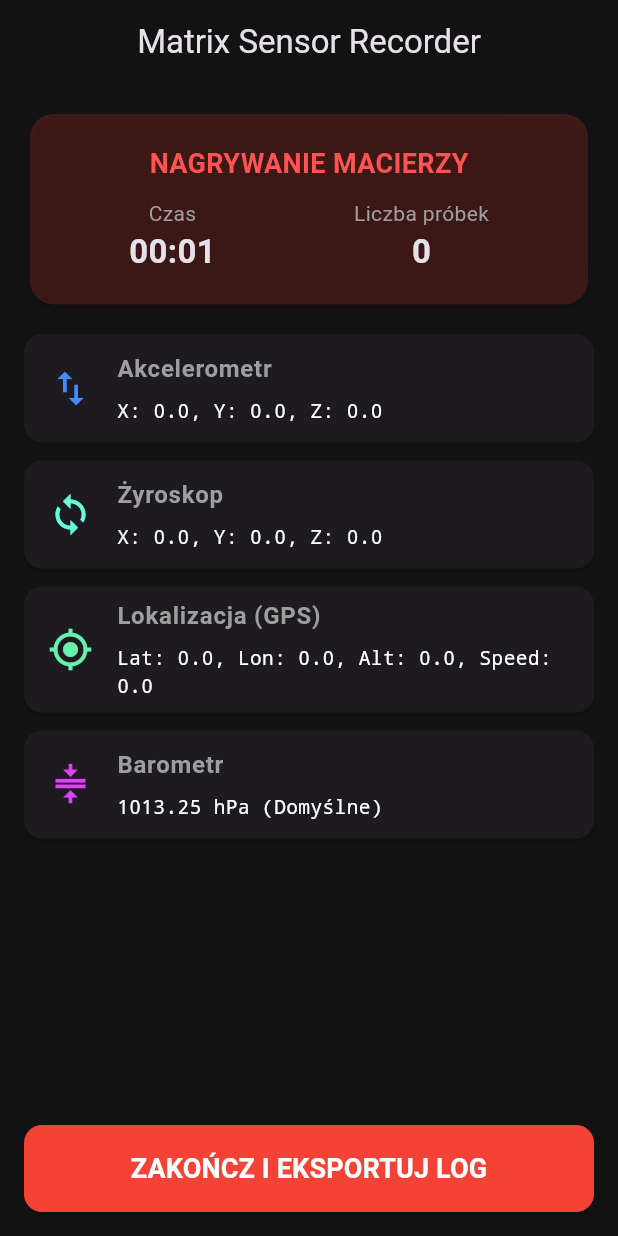
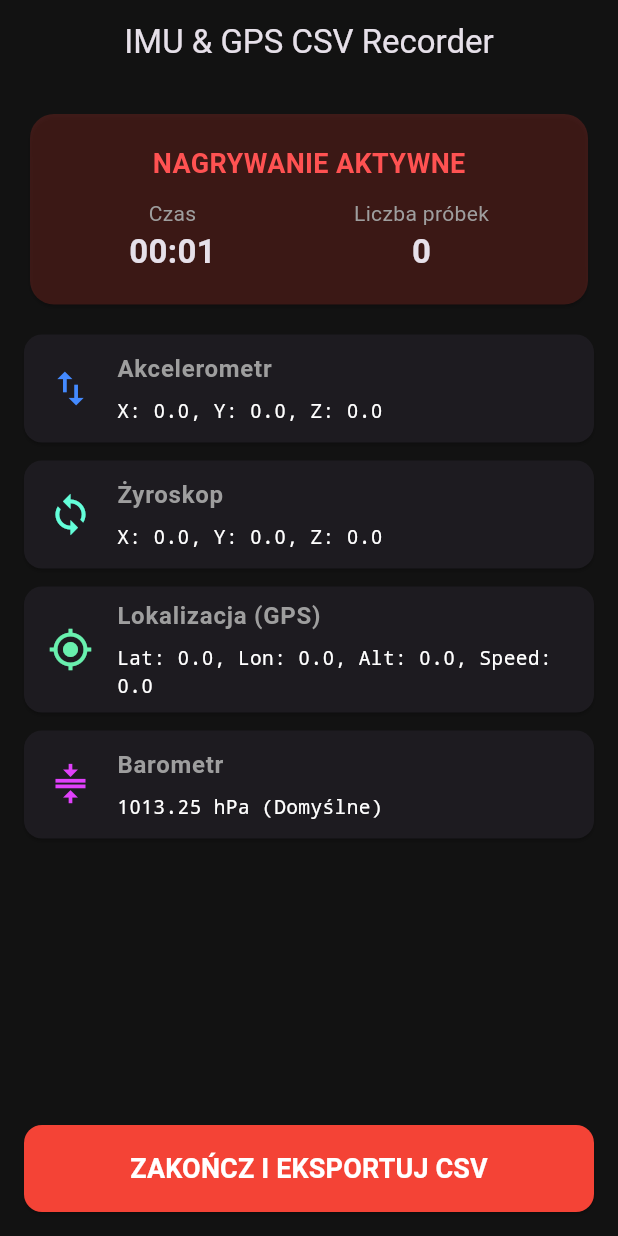
Before and after one commit to fkandefer/GPS-vs-sensors, a Flutter app: the screen it shows after launch, after a tap on "URUCHOM ZAPIS DANYCH", on a phone screen of 412 x 824 dp. Run offline on Flutter 3.47's test engine with Material 3 defaults, Android fonts, the phone set to English and light mode, and no system bars; our stand-ins replace geolocator, permission_handler, sensors_plus, share_plus.

Commit message:
Fix: Export strictly as standard comma-separated CSV matrix

```diff
--- a/lib/main.dart
+++ b/lib/main.dart
@@ -49,7 +49,7 @@ class _TrackerHomeState extends State<TrackerHome> {
 
   final List<StreamSubscription> _streamSubscriptions = [];
 
-  // Ostatni znany stan czujników (używany do tworzenia spójnej struktury wiersza)
+  // Ostatni znany stan czujników do tworzenia struktury wiersza
   double _curAccX = 0.0;
   double _curAccY = 0.0;
   double _curAccZ = 0.0;
@@ -62,7 +62,7 @@ class _TrackerHomeState extends State<TrackerHome> {
   String _curLon = "";
   String _curAlt = "";
 
-  // Bufor zapisu do pliku tekstowego
+  // Bufor zapisu do pliku CSV
   final List<String> _csvRows = [];
 
   @override
@@ -71,7 +71,7 @@ class _TrackerHomeState extends State<TrackerHome> {
     _initLivePreviews();
   }
 
-  // Stały podgląd i asynchroniczna aktualizacja stanu
+  // Podgląd i asynchroniczna aktualizacja stanu
   void _initLivePreviews() {
     _streamSubscriptions.add(
       accelerometerEventStream(samplingPeriod: const Duration(milliseconds: 10)).listen((event) {
@@ -81,12 +81,10 @@ class _TrackerHomeState extends State<TrackerHome> {
           });
         }
 
-        // Aktualizacja stanu IMU
         _curAccX = event.x;
         _curAccY = event.y;
         _curAccZ = event.z;
 
-        // Zapis wiersza przy każdej zmianie wysokiej częstotliwości (IMU)
         if (_isRecording) _recordCurrentState();
       }),
     );
@@ -99,7 +97,6 @@ class _TrackerHomeState extends State<TrackerHome> {
           });
         }
 
-        // Aktualizacja stanu żyroskopu
         _curGyroX = event.x;
         _curGyroY = event.y;
         _curGyroZ = event.z;
@@ -121,18 +118,14 @@ class _TrackerHomeState extends State<TrackerHome> {
     } catch (_) {}
   }
 
-  // Funkcja budująca pojedynczy, zunifikowany wiersz danych rozdzielany tabulatorami (\t)
+  // Budowanie zunifikowanego wiersza CSV (rozdzielanego przecinkami)
   void _recordCurrentState() {
     final timestamp = DateTime.now().millisecondsSinceEpoch;
 
-    // Tworzenie struktury: ts accX accY accZ gyroX gyroY gyroZ lat lon alt
-    final buffer = StringBuffer();
-    buffer.write("$timestamp\t");
-    buffer.write("$_curAccX\t$_curAccY\t$_curAccZ\t");
-    buffer.write("$_curGyroX\t$_curGyroY\t$_curGyroZ\t");
-    buffer.write("$_curLat\t$_curLon\t$_curAlt");
+    // Format: ts,accX,accY,accZ,gyroX,gyroY,gyroZ,lat,lon,alt
+    final row = "$timestamp,$_curAccX,$_curAccY,$_curAccZ,$_curGyroX,$_curGyroY,$_curGyroZ,$_curLat,$_curLon,$_curAlt";
 
-    _csvRows.add(buffer.toString());
+    _csvRows.add(row);
 
     if (mounted) {
       setState(() {
@@ -181,10 +174,9 @@ class _TrackerHomeState extends State<TrackerHome> {
         return;
       }
 
-      // Reset zmiennych przed nową sesją
       _csvRows.clear();
-      // Nagłówek rozdzielany tabulatorami zgodnie z Twoim wzorem
-      _csvRows.add("ts\taccX\taccY\taccZ\tgyroX\tgyroY\tgyroZ\tlat\tlon\talt");
+      // Czystszy, standardowy nagłówek CSV rozdzielany przecinkami
+      _csvRows.add("ts,accX,accY,accZ,gyroX,gyroY,gyroZ,lat,lon,alt");
 
       _curAccX = 0; _curAccY = 0; _curAccZ = 0;
       _curGyroX = 0; _curGyroY = 0; _curGyroZ = 0;
@@ -226,7 +218,6 @@ class _TrackerHomeState extends State<TrackerHome> {
         });
       }
 
-      // Aktualizacja globalnego stanu GPS (od teraz kolejne linie z IMU go uwzględnią)
       _curLat = position.latitude.toString();
       _curLon = position.longitude.toString();
       _curAlt = position.altitude.toString();
@@ -238,8 +229,8 @@ class _TrackerHomeState extends State<TrackerHome> {
 
     try {
       final directory = await getTemporaryDirectory();
-      // Nadajemy rozszerzenie .txt lub .csv – tabulatory świetnie czyta np. Excel lub MATLAB
-      final filename = "sensor_log_${DateTime.now().millisecondsSinceEpoch}.txt";
+      // Prawidłowe rozszerzenie .csv
+      final filename = "sensor_log_${DateTime.now().millisecondsSinceEpoch}.csv";
       final file = File('${directory.path}/$filename');
 
       await file.writeAsString(_csvRows.join('\n'));
@@ -251,7 +242,7 @@ class _TrackerHomeState extends State<TrackerHome> {
 
       await Share.shareXFiles(
         [XFile(file.path)],
-        text: 'Mój uporządkowany log macierzowy IMU i GPS.',
+        text: 'Mój uporządkowany log CSV (IMU + GPS).',
         sharePositionOrigin: position,
       );
     } catch (e) {
@@ -282,7 +273,7 @@ class _TrackerHomeState extends State<TrackerHome> {
   Widget build(BuildContext context) {
     return Scaffold(
       appBar: AppBar(
-        title: const Text('Matrix Sensor Recorder'),
+        title: const Text('IMU & GPS CSV Recorder'),
         centerTitle: true,
         elevation: 0,
         backgroundColor: Colors.transparent,
@@ -300,7 +291,7 @@ class _TrackerHomeState extends State<TrackerHome> {
                 child: Column(
                   children: [
                     Text(
-                      _isRecording ? "NAGRYWANIE MACIERZY" : "URZĄDZENIE READY",
+                      _isRecording ? "NAGRYWANIE AKTYWNE" : "URZĄDZENIE GOTOWE",
                       style: TextStyle(
                         fontSize: 18,
                         fontWeight: FontWeight.bold,
@@ -348,7 +339,7 @@ class _TrackerHomeState extends State<TrackerHome> {
                 shape: RoundedRectangleBorder(borderRadius: BorderRadius.circular(12)),
               ),
               child: Text(
-                _isRecording ? "ZAKOŃCZ I EKSPORTUJ LOG" : "URUCHOM ZAPIS DANYCH",
+                _isRecording ? "ZAKOŃCZ I EKSPORTUJ CSV" : "URUCHOM ZAPIS DANYCH",
                 style: const TextStyle(fontSize: 18, fontWeight: FontWeight.bold, color: Colors.white),
               ),
             ),
```
